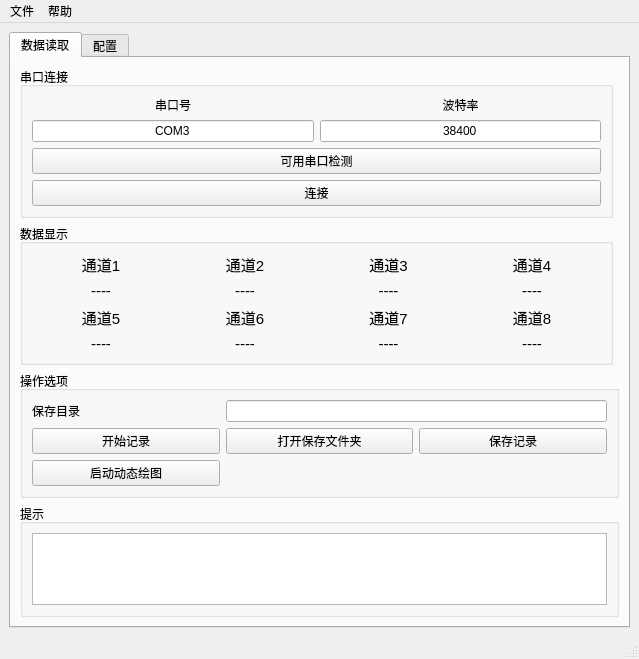
Old version of the form maingui.ui in the repository xzcdgit/TemperatureControl.
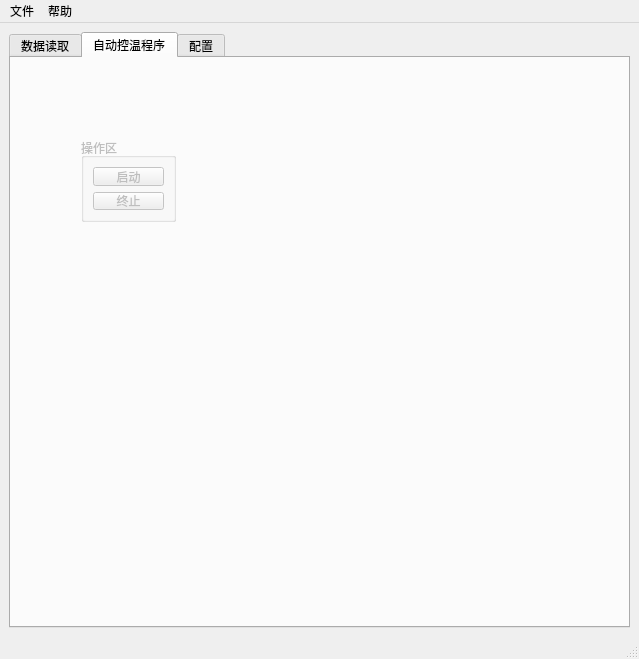
New version of the form. The open tabs and pages were chosen to show the change. Icons and pictures are not drawn.

The edit to the form file:
```diff
--- a/maingui.ui
+++ b/maingui.ui
@@ -27,6 +27,9 @@
    <layout class="QGridLayout" name="gridLayout_10">
     <item row="0" column="0">
      <widget class="QTabWidget" name="tabWidget">
+      <property name="enabled">
+       <bool>true</bool>
+      </property>
       <property name="whatsThis">
        <string>&lt;html&gt;&lt;head/&gt;&lt;body&gt;&lt;p&gt;形线分析器&lt;/p&gt;&lt;p&gt;&lt;br/&gt;&lt;/p&gt;&lt;/body&gt;&lt;/html&gt;</string>
       </property>
@@ -416,6 +419,43 @@
         </item>
        </layout>
       </widget>
+      <widget class="QWidget" name="tab_2">
+       <attribute name="title">
+        <string>自动控温程序</string>
+       </attribute>
+       <widget class="QGroupBox" name="groupBox_2">
+        <property name="enabled">
+         <bool>false</bool>
+        </property>
+        <property name="geometry">
+         <rect>
+          <x>70</x>
+          <y>80</y>
+          <width>95</width>
+          <height>84</height>
+         </rect>
+        </property>
+        <property name="title">
+         <string>操作区</string>
+        </property>
+        <layout class="QGridLayout" name="gridLayout_6">
+         <item row="0" column="0">
+          <widget class="QPushButton" name="pushButton_4">
+           <property name="text">
+            <string>启动</string>
+           </property>
+          </widget>
+         </item>
+         <item row="1" column="0">
+          <widget class="QPushButton" name="pushButton_5">
+           <property name="text">
+            <string>终止</string>
+           </property>
+          </widget>
+         </item>
+        </layout>
+       </widget>
+      </widget>
       <widget class="QWidget" name="tab">
        <attribute name="title">
         <string>配置</string>
```
Left out of the diff: 7 changed lines with no effect on the pictures.
